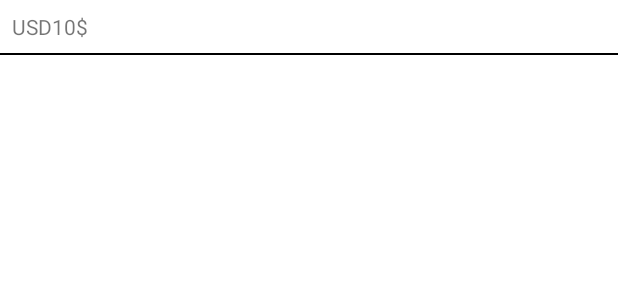
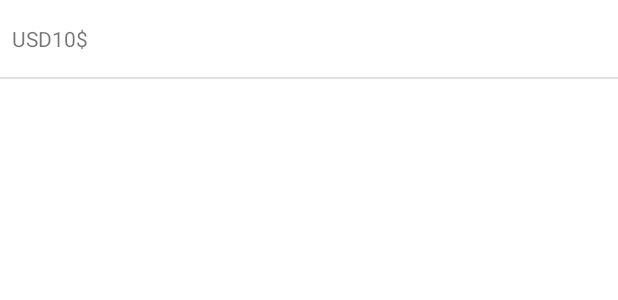
Before and after one commit to abhishekdubey331/CodingInterview, an Android app: the layout item_rates.xml on its own in the app's theme, with its tools: preview values and no code run, on a phone screen of 412 x 824 dp. Shown: the top 300 px of the screen. Run offline under Robolectric (Android 15) with nearby library versions, the phone set to English and light mode, and no system bars.

Commit message:
Merged in feature/PMNG-4454 (pull request #25)
PMNG-4454 added task description

* PMNG-4454 updated readme.txt

* PMNG-4454 updated readme.txt, item_rates.xml;refactored RatesService.kt and implementation

* Merge remote-tracking branch 'origin/master' into feature/PMNG-4454

* PMNG-4454 updted readme.txt and RemoteRatesServiceImpl.kt

* PMNG-4454 added ExampleUnitTest.kt to save time on creating test folders manually

* Merge remote-tracking branch 'origin' into feature/PMNG-4454

* PMNG-4454 updated RemoteRatesServiceImpl.kt

* PMNG-4454 updated readme.txt

* PMNG-4454 changed to .md, applied minor rephrasing

* PMNG-4454 embedded image into .md


Approved-by: Yaroslav Tyschenko
Approved-by: Anton Nazarenko

```diff
--- a/app/src/main/res/layout/item_rates.xml
+++ b/app/src/main/res/layout/item_rates.xml
@@ -1,42 +1,37 @@
 <?xml version="1.0" encoding="utf-8"?>
-<LinearLayout
-    xmlns:android="http://schemas.android.com/apk/res/android"
-    xmlns:app="http://schemas.android.com/apk/res-auto"
+<LinearLayout xmlns:android="http://schemas.android.com/apk/res/android"
     xmlns:tools="http://schemas.android.com/tools"
-    android:orientation="vertical"
     android:layout_width="match_parent"
-    android:layout_height="wrap_content">
+    android:layout_height="wrap_content"
+    android:orientation="vertical">
 
     <LinearLayout
-        xmlns:android="http://schemas.android.com/apk/res/android"
-        xmlns:app="http://schemas.android.com/apk/res-auto"
-        xmlns:tools="http://schemas.android.com/tools"
-        android:orientation="horizontal"
         android:layout_width="match_parent"
-        android:layout_height="wrap_content">
+        android:layout_height="wrap_content"
+        android:orientation="horizontal">
 
         <TextView
             android:id="@+id/currency"
             android:layout_width="wrap_content"
             android:layout_height="wrap_content"
             android:layout_marginStart="8dp"
-            android:layout_marginTop="8dp"
-            android:layout_marginBottom="8dp"
+            android:layout_marginTop="16dp"
+            android:layout_marginBottom="16dp"
             tools:text="USD" />
 
         <TextView
             android:id="@+id/value"
             android:layout_width="wrap_content"
             android:layout_height="wrap_content"
+            android:layout_marginTop="16dp"
             android:layout_marginEnd="8dp"
-            android:layout_marginTop="8dp"
-            android:layout_marginBottom="8dp"
+            android:layout_marginBottom="16dp"
             tools:text="10$" />
     </LinearLayout>
 
     <View
         android:layout_width="match_parent"
         android:layout_height="1dp"
-        android:background="@color/black"/>
+        android:background="@color/grey" />
 
 </LinearLayout>
--- a/app/src/main/res/values/colors.xml
+++ b/app/src/main/res/values/colors.xml
@@ -7,4 +7,5 @@
     <color name="teal_700">#FF018786</color>
     <color name="black">#FF000000</color>
     <color name="white">#FFFFFFFF</color>
+    <color name="grey">#FFE1E1E1</color>
 </resources>
```
Also changed, not shown: app/src/main/java/com/revolut/interview/data/remote/RatesService.kt (added, +9 -0 lines), app/src/main/java/com/revolut/interview/data/remote/RemoteRatesServiceImpl.kt (renamed from app/src/main/java/com/revolut/interview/data/RatesService.kt, +33 -22 lines), 4 other files.
